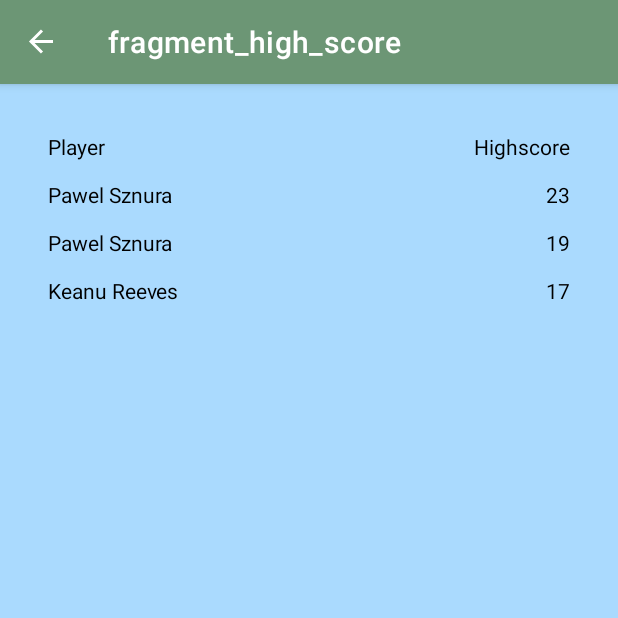
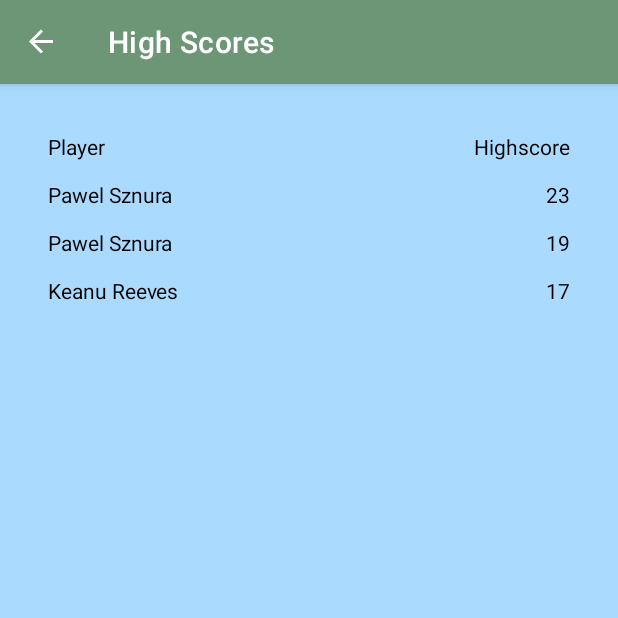
Before and after one commit to pawelsznura/WhichCityIsCloser, an Android app: the OptionsFragment screen opened through its navigation route, in the side drawer, after a tap on "High Scores", on a phone screen of 412 x 824 dp, the top half of it. Run offline under Robolectric (Android 15) with nearby library versions, the phone set to English and light mode, and no system bars; our stand-ins replace navigation-ui.

Commit message:
fragment titles

```diff
--- a/app/src/main/java/com/pawelsznuradev/whichcityiscloser/HighScoreFragment.java
+++ b/app/src/main/java/com/pawelsznuradev/whichcityiscloser/HighScoreFragment.java
@@ -59,6 +59,9 @@ public class HighScoreFragment extends Fragment {
     public View onCreateView(LayoutInflater inflater, ViewGroup container,
                              Bundle savedInstanceState) {
         // Inflate the layout for this fragment
+        ((MainActivity) getActivity()).setAppBarTitle(getContext().getString(R.string.titleHighScoresFragment));
+
+
         return inflater.inflate(R.layout.fragment_high_score, container, false);
     }
 }
--- a/app/src/main/java/com/pawelsznuradev/whichcityiscloser/HomeFragment.java
+++ b/app/src/main/java/com/pawelsznuradev/whichcityiscloser/HomeFragment.java
@@ -38,7 +38,6 @@ public class HomeFragment extends Fragment implements View.OnClickListener {
      * @param param2 Parameter 2.
      * @return A new instance of fragment HomeFragment.
      */
-    // TODO: Rename and change types and number of parameters
     public static HomeFragment newInstance(String param1, String param2) {
         HomeFragment fragment = new HomeFragment();
         Bundle args = new Bundle();
@@ -55,6 +54,7 @@ public class HomeFragment extends Fragment implements View.OnClickListener {
             mParam1 = getArguments().getString(ARG_PARAM1);
             mParam2 = getArguments().getString(ARG_PARAM2);
         }
+
     }
 
     @Override
@@ -62,7 +62,11 @@ public class HomeFragment extends Fragment implements View.OnClickListener {
                              Bundle savedInstanceState) {
         // Inflate the layout for this fragment
 
+
         View view = inflater.inflate(R.layout.fragment_home, container, false);
+
+        ((MainActivity) getActivity()).setAppBarTitle(getContext().getString(R.string.titleHomeFragment));
+
 
         Button btnPlay = view.findViewById(R.id.btnplayhome);
         btnPlay.setOnClickListener(this);
@@ -83,4 +87,13 @@ public class HomeFragment extends Fragment implements View.OnClickListener {
 
 
     }
+
+    @Override
+    public void onResume() {
+        super.onResume();
+
+        // set title bar https://stackoverflow.com/questions/28389841/change-actionbar-title-using-fragments/38224963
+        // set title during the first startup, in other cases the statement in onCreateView is enough
+        ((MainActivity) getActivity()).setAppBarTitle(getContext().getString(R.string.titleHomeFragment));
+    }
 }
--- a/app/src/main/java/com/pawelsznuradev/whichcityiscloser/MainActivity.java
+++ b/app/src/main/java/com/pawelsznuradev/whichcityiscloser/MainActivity.java
@@ -52,4 +52,10 @@ public class MainActivity extends AppCompatActivity {
         return NavigationUI.navigateUp(navController, appBarConfiguration)
             || super.onSupportNavigateUp();
     }
+
+    public void setAppBarTitle(String title) {
+        getSupportActionBar().setTitle(title);
+    }
+
+
 }
--- a/app/src/main/java/com/pawelsznuradev/whichcityiscloser/OptionsFragment.java
+++ b/app/src/main/java/com/pawelsznuradev/whichcityiscloser/OptionsFragment.java
@@ -63,9 +63,21 @@ public class OptionsFragment extends Fragment implements AdapterView.OnItemSelec
     }
 
     @Override
+    public void onResume() {
+        super.onResume();
+
+        // set the title when dark mode is enabled, in other cases statement in onCreateView is enough
+        ((MainActivity) getActivity()).setAppBarTitle(getContext().getString(R.string.titleOptionsFragment));
+
+    }
+
+    @Override
     public View onCreateView(LayoutInflater inflater, ViewGroup container,
                              Bundle savedInstanceState) {
         View view = inflater.inflate(R.layout.fragment_options, container, false);
+
+        ((MainActivity) getActivity()).setAppBarTitle(getContext().getString(R.string.titleOptionsFragment));
+
 
         // Spinner for units selection Metric or Imperial
         Spinner spinner = (Spinner) view.findViewById(R.id.units_spinner);
@@ -80,7 +92,7 @@ public class OptionsFragment extends Fragment implements AdapterView.OnItemSelec
 
         // TODO dark mode on, switch off bug
         // Switch for dark mode
-        // base on https://stackoverflow.com/questions/11278507/android-widget-switch-on-off-event-listener
+        // based on https://stackoverflow.com/questions/11278507/android-widget-switch-on-off-event-listener
         Switch darkModeSwitch = (Switch) view.findViewById(R.id.darkModeSwitch);
         darkModeSwitch.setOnCheckedChangeListener(new CompoundButton.OnCheckedChangeListener() {
             @Override
--- a/app/src/main/java/com/pawelsznuradev/whichcityiscloser/PlayFragment.java
+++ b/app/src/main/java/com/pawelsznuradev/whichcityiscloser/PlayFragment.java
@@ -68,6 +68,9 @@ public class PlayFragment extends Fragment implements View.OnClickListener {
         // Inflate the layout for this fragment
         View view = inflater.inflate(R.layout.fragment_play, container, false);
 
+        ((MainActivity) getActivity()).setAppBarTitle(getContext().getString(R.string.titlePlayFragment));
+
+
         Button btnCity1 = view.findViewById(R.id.btnCity1Play);
         btnCity1.setOnClickListener(this);
 
--- a/app/src/main/java/com/pawelsznuradev/whichcityiscloser/ResultFragment.java
+++ b/app/src/main/java/com/pawelsznuradev/whichcityiscloser/ResultFragment.java
@@ -59,6 +59,9 @@ public class ResultFragment extends Fragment {
     public View onCreateView(LayoutInflater inflater, ViewGroup container,
                              Bundle savedInstanceState) {
         // Inflate the layout for this fragment
+        ((MainActivity) getActivity()).setAppBarTitle(getContext().getString(R.string.titleResultFragment));
+
+
         return inflater.inflate(R.layout.fragment_result, container, false);
     }
 }
--- a/app/src/main/res/values/strings.xml
+++ b/app/src/main/res/values/strings.xml
@@ -1,12 +1,14 @@
 <resources>
-    <string name="app_name">WhichCityIsCloser</string>
-    <!-- TODO: Remove or change this placeholder text -->
-    <string name="hello_blank_fragment">Hello blank fragment</string>
+    <string name="app_name">Which City Is Closer</string>
+    <string name="titleHomeFragment">Which City Is Closer</string>
+    <string name="titleOptionsFragment">Options</string>
+    <string name="titleHighScoresFragment">High Scores</string>
+    <string name="titlePlayFragment">Which City Is Closer</string>
+    <string name="titleResultFragment">Which City Is Closer</string>
     <string name="btnplayhome">Play</string>
     <string name="btnhighscorehome">High Score</string>
     <string name="btnquithome">Quit</string>
     <string name="imagecontenthome">Logo</string>
-    <string name="title_activity_main2">MainActivity2</string>
     <string name="navigation_drawer_open">Open navigation drawer</string>
     <string name="navigation_drawer_close">Close navigation drawer</string>
     <string name="nav_header_title">Android Studio</string>
```
